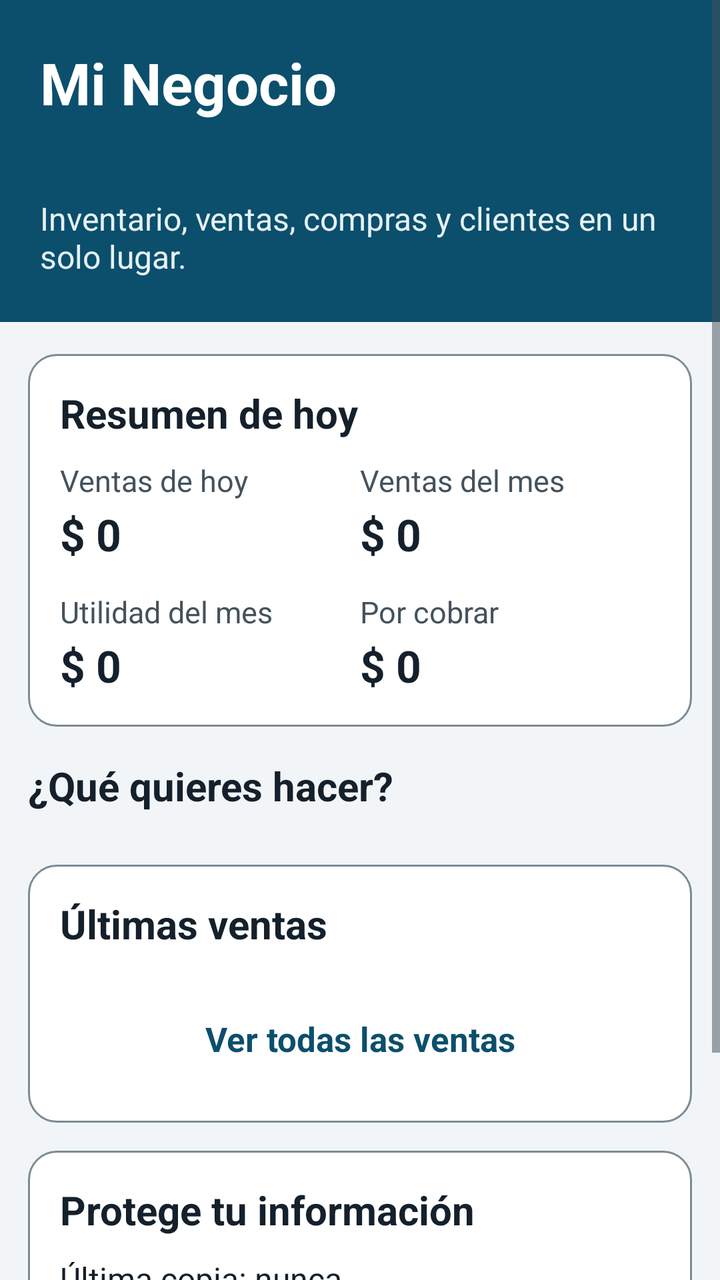
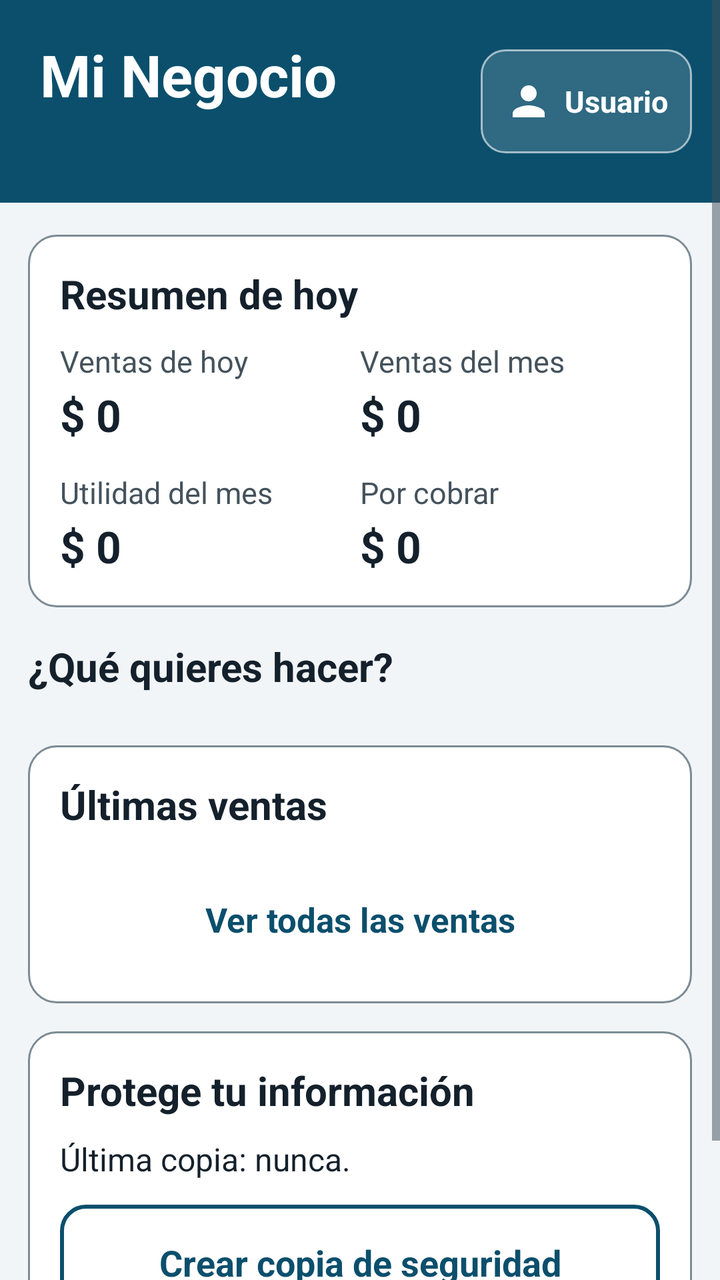

Two renders of the same Android screen: before a commit and after it. Below are the layout's source before the change and the commit's diff.
<!-- AndroidManifest.xml: application theme Tema -->
<!-- res/layout/activity_principal.xml -->
<?xml version="1.0" encoding="utf-8"?>
<ScrollView android:id="@+id/scrollForm" xmlns:android="http://schemas.android.com/apk/res/android"
    android:layout_width="match_parent"
    android:layout_height="match_parent"
    android:background="@color/fondo"
    android:fillViewport="true">

    <LinearLayout
        android:layout_width="match_parent"
        android:layout_height="wrap_content"
        android:orientation="vertical"
        android:paddingBottom="28dp">

        <LinearLayout
            android:layout_width="match_parent"
            android:layout_height="wrap_content"
            android:orientation="vertical"
            android:background="@color/primario"
            android:paddingLeft="20dp"
            android:paddingRight="20dp"
            android:paddingTop="22dp"
            android:paddingBottom="22dp">

            <TextView
                android:id="@+id/txtNegocio"
                android:layout_width="match_parent"
                android:layout_height="wrap_content"
                android:text="Mi Negocio"
                android:textColor="@color/blanco"
                android:textSize="29sp"
                android:textStyle="bold"
                android:maxLines="2"
                android:ellipsize="end" />

            <TextView
                android:id="@+id/txtFecha"
                android:layout_width="match_parent"
                android:layout_height="wrap_content"
                android:layout_marginTop="6dp"
                android:textColor="#D8E8F0"
                android:textSize="16sp" />

            <TextView
                android:layout_width="match_parent"
                android:layout_height="wrap_content"
                android:layout_marginTop="10dp"
                android:text="Inventario, ventas, compras y clientes en un solo lugar."
                android:textColor="#E6F1F6"
                android:textSize="16sp" />
        </LinearLayout>

        <LinearLayout
            android:layout_width="match_parent"
            android:layout_height="wrap_content"
            android:orientation="vertical"
            android:paddingLeft="14dp"
            android:paddingRight="14dp"
            android:paddingTop="16dp">

            <LinearLayout
                style="@style/Tarjeta"
                android:layout_width="match_parent"
                android:layout_height="wrap_content">

                <TextView
                    style="@style/TituloSeccion"
                    android:layout_width="match_parent"
                    android:layout_height="wrap_content"
                    android:text="Resumen de hoy" />

                <LinearLayout
                    android:layout_width="match_parent"
                    android:layout_height="wrap_content"
                    android:orientation="horizontal">

                    <LinearLayout
                        android:id="@+id/celdaVentasHoy"
                        android:layout_width="0dp"
                        android:layout_height="wrap_content"
                        android:layout_weight="1"
                        android:orientation="vertical"
                        android:paddingEnd="8dp">

                        <TextView
                            android:layout_width="match_parent"
                            android:layout_height="wrap_content"
                            android:text="Ventas de hoy"
                            android:textColor="@color/texto_secundario"
                            android:textSize="15sp" />

                        <TextView
                            android:id="@+id/txtVentasHoy"
                            android:layout_width="match_parent"
                            android:layout_height="wrap_content"
                            android:layout_marginTop="2dp"
                            android:text="$ 0"
                            android:textColor="@color/texto"
                            android:textSize="22sp"
                            android:textStyle="bold" />
                    </LinearLayout>

                    <LinearLayout
                        android:id="@+id/celdaVentasMes"
                        android:layout_width="0dp"
                        android:layout_height="wrap_content"
                        android:layout_weight="1"
                        android:orientation="vertical">

                        <TextView
                            android:layout_width="match_parent"
                            android:layout_height="wrap_content"
                            android:text="Ventas del mes"
                            android:textColor="@color/texto_secundario"
                            android:textSize="15sp" />

                        <TextView
                            android:id="@+id/txtVentasMes"
                            android:layout_width="match_parent"
                            android:layout_height="wrap_content"
                            android:layout_marginTop="2dp"
                            android:text="$ 0"
                            android:textColor="@color/texto"
                            android:textSize="22sp"
                            android:textStyle="bold" />
                    </LinearLayout>
                </LinearLayout>

                <LinearLayout
                    android:layout_width="match_parent"
                    android:layout_height="wrap_content"
                    android:layout_marginTop="14dp"
                    android:orientation="horizontal">

                    <LinearLayout
                        android:id="@+id/celdaUtilidad"
                        android:layout_width="0dp"
                        android:layout_height="wrap_content"
                        android:layout_weight="1"
                        android:orientation="vertical"
                        android:paddingEnd="8dp">

                        <TextView
                            android:layout_width="match_parent"
                            android:layout_height="wrap_content"
                            android:text="Utilidad del mes"
                            android:textColor="@color/texto_secundario"
                            android:textSize="15sp" />

                        <TextView
                            android:id="@+id/txtUtilidad"
                            android:layout_width="match_parent"
                            android:layout_height="wrap_content"
                            android:layout_marginTop="2dp"
                            android:text="$ 0"
                            android:textColor="@color/texto"
                            android:textSize="22sp"
                            android:textStyle="bold" />
                    </LinearLayout>

                    <LinearLayout
                        android:id="@+id/celdaPorCobrar"
                        android:layout_width="0dp"
                        android:layout_height="wrap_content"
                        android:layout_weight="1"
                        android:orientation="vertical">

                        <TextView
                            android:layout_width="match_parent"
                            android:layout_height="wrap_content"
                            android:text="Por cobrar"
                            android:textColor="@color/texto_secundario"
                            android:textSize="15sp" />

                        <TextView
                            android:id="@+id/txtPorCobrar"
                            android:layout_width="match_parent"
                            android:layout_height="wrap_content"
                            android:layout_marginTop="2dp"
                            android:text="$ 0"
                            android:textColor="@color/texto"
                            android:textSize="22sp"
                            android:textStyle="bold" />
                    </LinearLayout>
                </LinearLayout>
            </LinearLayout>

            <LinearLayout
                android:id="@+id/cardAlerta"
                android:layout_width="match_parent"
                android:layout_height="wrap_content"
                android:layout_marginBottom="14dp"
                android:background="@drawable/fondo_alerta"
                android:orientation="horizontal"
                android:gravity="center_vertical"
                android:padding="14dp"
                android:clickable="true"
                android:focusable="true"
                android:visibility="gone">

                <ImageView
                    android:layout_width="32dp"
                    android:layout_height="32dp"
                    android:layout_marginEnd="12dp"
                    android:src="@drawable/ic_alerta"
                    android:tint="@color/advertencia"
                    android:importantForAccessibility="no" />

                <TextView
                    android:id="@+id/txtAlerta"
                    android:layout_width="0dp"
                    android:layout_height="wrap_content"
                    android:layout_weight="1"
                    android:textColor="@color/advertencia"
                    android:textSize="17sp"
                    android:textStyle="bold" />
            </LinearLayout>

            <LinearLayout
                android:id="@+id/cardDeudas"
                android:layout_width="match_parent"
                android:layout_height="wrap_content"
                android:layout_marginBottom="14dp"
                android:background="@drawable/fondo_alerta"
                android:orientation="horizontal"
                android:gravity="center_vertical"
                android:padding="14dp"
                android:clickable="true"
                android:focusable="true"
                android:visibility="gone">

                <ImageView
                    android:layout_width="32dp"
                    android:layout_height="32dp"
                    android:layout_marginEnd="12dp"
                    android:src="@drawable/ic_alerta"
                    android:tint="@color/error"
                    android:importantForAccessibility="no" />

                <TextView
                    android:id="@+id/txtDeudas"
                    android:layout_width="0dp"
                    android:layout_height="wrap_content"
                    android:layout_weight="1"
                    android:textColor="@color/error"
                    android:textSize="17sp"
                    android:textStyle="bold" />
            </LinearLayout>

            <TextView
                style="@style/TituloSeccion"
                android:layout_width="match_parent"
                android:layout_height="wrap_content"
                android:layout_marginTop="2dp"
                android:text="¿Qué quieres hacer?" />

            <GridLayout
                android:id="@+id/gridAcciones"
                android:layout_width="match_parent"
                android:layout_height="wrap_content"
                android:columnCount="2"
                android:layout_marginBottom="8dp" />

            <LinearLayout
                style="@style/Tarjeta"
                android:layout_width="match_parent"
                android:layout_height="wrap_content"
                android:layout_marginTop="8dp">

                <TextView
                    style="@style/TituloSeccion"
                    android:layout_width="match_parent"
                    android:layout_height="wrap_content"
                    android:text="Últimas ventas" />

                <LinearLayout
                    android:id="@+id/listaRecientes"
                    android:layout_width="match_parent"
                    android:layout_height="wrap_content"
                    android:orientation="vertical" />

                <Button
                    android:id="@+id/btnVerVentas"
                    style="@style/BotonTexto"
                    android:layout_width="match_parent"
                    android:layout_height="wrap_content"
                    android:layout_marginTop="8dp"
                    android:text="Ver todas las ventas" />
            </LinearLayout>

            <LinearLayout
                android:id="@+id/cardBienvenida"
                style="@style/Tarjeta"
                android:layout_width="match_parent"
                android:layout_height="wrap_content"
                android:visibility="gone">

                <TextView
                    style="@style/TituloSeccion"
                    android:layout_width="match_parent"
                    android:layout_height="wrap_content"
                    android:text="Empieza en 3 pasos" />

                <TextView
                    android:layout_width="match_parent"
                    android:layout_height="wrap_content"
                    android:text="1. Agrega tus productos y su existencia.\n2. Registra una venta y elige el cliente.\n3. Revisa tus informes cuando quieras."
                    android:textColor="@color/texto"
                    android:textSize="17sp"
                    android:lineSpacingExtra="4dp" />

                <Button
                    android:id="@+id/btnPrimerProducto"
                    style="@style/BotonPrimario"
                    android:layout_width="match_parent"
                    android:layout_height="wrap_content"
                    android:layout_marginTop="14dp"
                    android:text="Agregar mi primer producto" />
            </LinearLayout>

            <LinearLayout
                android:id="@+id/cardRespaldo"
                style="@style/Tarjeta"
                android:layout_width="match_parent"
                android:layout_height="wrap_content">

                <TextView
                    style="@style/TituloSeccion"
                    android:layout_width="match_parent"
                    android:layout_height="wrap_content"
                    android:text="Protege tu información" />

                <TextView
                    android:id="@+id/txtRespaldo"
                    android:layout_width="match_parent"
                    android:layout_height="wrap_content"
                    android:text="Última copia: nunca."
                    android:textColor="@color/texto"
                    android:textSize="16sp" />

                <Button
                    android:id="@+id/btnCopia"
                    style="@style/BotonSecundario"
                    android:layout_width="match_parent"
                    android:layout_height="wrap_content"
                    android:layout_marginTop="12dp"
                    android:text="Crear copia de seguridad" />
            </LinearLayout>
        </LinearLayout>
    </LinearLayout>
</ScrollView>
<!-- resources referenced by this layout -->
<resources>
  <color name="advertencia">#7A4A00</color>
  <color name="blanco">#FFFFFF</color>
  <color name="error">#A3231C</color>
  <color name="fondo">#F2F5F7</color>
  <color name="primario">#0B4F6C</color>
  <color name="texto">#14202B</color>
  <color name="texto_secundario">#44525C</color>
  <!-- drawable fondo_alerta (drawable) -->
  <?xml version="1.0" encoding="utf-8"?>
  <shape xmlns:android="http://schemas.android.com/apk/res/android">
      <solid android:color="@color/advertencia_fondo"/>
      <corners android:radius="12dp"/>
      <stroke android:width="1dp" android:color="@color/advertencia"/>
  </shape>
  <!-- drawable ic_alerta (drawable) -->
  <?xml version="1.0" encoding="utf-8"?>
  <vector xmlns:android="http://schemas.android.com/apk/res/android"
      android:width="24dp" android:height="24dp"
      android:viewportWidth="24" android:viewportHeight="24">
      <path android:fillColor="#FF000000" android:pathData="M1,21h22L12,2 1,21zM13,18h-2v-2h2v2zM13,14h-2v-4h2v4z"/>
  </vector>
  <style name="BotonSecundario" parent="BotonPrimario">
          <item name="android:background">@drawable/boton_secundario</item>
          <item name="android:textColor">@color/primario</item>
      </style>
  <style name="Tarjeta">
          <item name="android:background">@drawable/fondo_tarjeta</item>
          <item name="android:padding">16dp</item>
          <item name="android:layout_marginBottom">14dp</item>
          <item name="android:orientation">vertical</item>
      </style>
  <style name="TituloSeccion">
          <item name="android:textSize">20sp</item>
          <item name="android:textStyle">bold</item>
          <item name="android:textColor">@color/texto</item>
          <item name="android:layout_marginBottom">10dp</item>
      </style>
  <color name="advertencia_fondo">#FFF0C9</color>
  <!-- drawable boton_texto (drawable) -->
  <?xml version="1.0" encoding="utf-8"?>
  <selector xmlns:android="http://schemas.android.com/apk/res/android">
      <item android:state_pressed="true"><shape><solid android:color="@color/primario_claro"/><corners android:radius="10dp"/></shape></item>
      <item><shape><solid android:color="#00000000"/><corners android:radius="10dp"/></shape></item>
  </selector>
  <!-- drawable fondo_tarjeta (drawable) -->
  <?xml version="1.0" encoding="utf-8"?>
  <shape xmlns:android="http://schemas.android.com/apk/res/android">
      <solid android:color="@color/superficie"/>
      <corners android:radius="14dp"/>
      <stroke android:width="1dp" android:color="@color/borde"/>
  </shape>
  <color name="primario_oscuro">#073A50</color>
  <color name="superficie">#FFFFFF</color>
  <color name="deshabilitado">#8A979F</color>
  <color name="gris_fondo">#E6EBEE</color>
  <color name="primario_claro">#DCEAF2</color>
  <color name="borde">#7C8B95</color>
  <!-- unchanged entries left out for length: 5 -->
</resources>

<!-- the commit's change to res/layout/activity_principal.xml (unified diff, before → after) -->
@@ -14,39 +14,75 @@
         <LinearLayout
             android:layout_width="match_parent"
             android:layout_height="wrap_content"
-            android:orientation="vertical"
+            android:orientation="horizontal"
+            android:gravity="center_vertical"
             android:background="@color/primario"
             android:paddingLeft="20dp"
-            android:paddingRight="20dp"
-            android:paddingTop="22dp"
-            android:paddingBottom="22dp">
-
-            <TextView
-                android:id="@+id/txtNegocio"
-                android:layout_width="match_parent"
-                android:layout_height="wrap_content"
-                android:text="Mi Negocio"
+            android:paddingRight="14dp"
+            android:paddingTop="18dp"
+            android:paddingBottom="18dp">
+
+            <LinearLayout
+                android:layout_width="0dp"
+                android:layout_height="wrap_content"
+                android:layout_weight="1"
+                android:orientation="vertical">
+
+                <TextView
+                    android:id="@+id/txtTituloApp"
+                    android:layout_width="match_parent"
+                    android:layout_height="wrap_content"
+                    android:text="Mi Negocio"
+                    android:textColor="@color/blanco"
+                    android:textSize="29sp"
+                    android:textStyle="bold"
+                    android:maxLines="1"
+                    android:ellipsize="end" />
+
+                <TextView
+                    android:id="@+id/txtFecha"
+                    android:layout_width="match_parent"
+                    android:layout_height="wrap_content"
+                    android:layout_marginTop="5dp"
+                    android:textColor="#D8E8F0"
+                    android:textSize="16sp" />
+
+                <TextView
+                    android:id="@+id/txtNegocio"
+                    android:layout_width="match_parent"
+                    android:layout_height="wrap_content"
+                    android:layout_marginTop="4dp"
+                    android:textColor="#E6F1F6"
+                    android:textSize="17sp"
+                    android:textStyle="bold"
+                    android:visibility="gone"
+                    android:maxLines="2"
+                    android:ellipsize="end" />
+            </LinearLayout>
+
+            <Button
+                android:id="@+id/btnUsuario"
+                android:layout_width="wrap_content"
+                android:layout_height="wrap_content"
+                android:layout_marginStart="10dp"
+                android:minHeight="52dp"
+                android:minWidth="52dp"
+                android:maxWidth="220dp"
+                android:maxLines="1"
+                android:ellipsize="end"
+                android:background="@drawable/fondo_boton_usuario"
+                android:backgroundTint="@null"
+                android:stateListAnimator="@null"
+                android:drawableStart="@drawable/ic_persona"
+                android:drawableTint="@color/blanco"
+                android:drawablePadding="6dp"
+                android:paddingLeft="12dp"
+                android:paddingRight="12dp"
+                android:text="Usuario"
+                android:textAllCaps="false"
                 android:textColor="@color/blanco"
-                android:textSize="29sp"
-                android:textStyle="bold"
-                android:maxLines="2"
-                android:ellipsize="end" />
-
-            <TextView
-                android:id="@+id/txtFecha"
-                android:layout_width="match_parent"
-                android:layout_height="wrap_content"
-                android:layout_marginTop="6dp"
-                android:textColor="#D8E8F0"
-                android:textSize="16sp" />
-
-            <TextView
-                android:layout_width="match_parent"
-                android:layout_height="wrap_content"
-                android:layout_marginTop="10dp"
-                android:text="Inventario, ventas, compras y clientes en un solo lugar."
-                android:textColor="#E6F1F6"
-                android:textSize="16sp" />
+                android:textSize="15sp"
+                android:textStyle="bold" />
         </LinearLayout>
 
         <LinearLayout
<!-- resource entries referenced after the edit -->
@@ -14,12 +14,29 @@
       <corners android:radius="12dp"/>
       <stroke android:width="1dp" android:color="@color/advertencia"/>
   </shape>
+  <!-- drawable fondo_boton_usuario (drawable) -->
+  <?xml version="1.0" encoding="utf-8"?>
+  <selector xmlns:android="http://schemas.android.com/apk/res/android">
+      <item android:state_pressed="true">
+          <shape><solid android:color="#40FFFFFF"/><corners android:radius="12dp"/><stroke android:width="1dp" android:color="#B3FFFFFF"/></shape>
+      </item>
+      <item>
+          <shape><solid android:color="#26FFFFFF"/><corners android:radius="12dp"/><stroke android:width="1dp" android:color="#99FFFFFF"/></shape>
+      </item>
+  </selector>
   <!-- drawable ic_alerta (drawable) -->
   <?xml version="1.0" encoding="utf-8"?>
   <vector xmlns:android="http://schemas.android.com/apk/res/android"
       android:width="24dp" android:height="24dp"
       android:viewportWidth="24" android:viewportHeight="24">
       <path android:fillColor="#FF000000" android:pathData="M1,21h22L12,2 1,21zM13,18h-2v-2h2v2zM13,14h-2v-4h2v4z"/>
+  </vector>
+  <!-- drawable ic_persona (drawable) -->
+  <?xml version="1.0" encoding="utf-8"?>
+  <vector xmlns:android="http://schemas.android.com/apk/res/android"
+      android:width="24dp" android:height="24dp"
+      android:viewportWidth="24" android:viewportHeight="24">
+      <path android:fillColor="#FF000000" android:pathData="M12,12c2.21,0 4,-1.79 4,-4s-1.79,-4 -4,-4 -4,1.79 -4,4 1.79,4 4,4zM12,14c-2.67,0 -8,1.34 -8,4v2h16v-2c0,-2.66 -5.33,-4 -8,-4z"/>
   </vector>
   <style name="BotonSecundario" parent="BotonPrimario">
           <item name="android:background">@drawable/boton_secundario</item>
